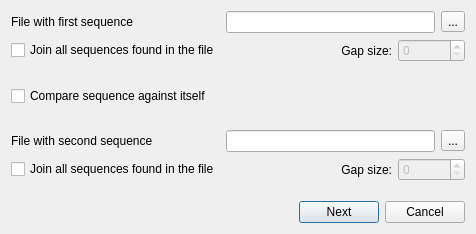
Qt form src/plugins/dotplot/src/ui/DotPlotFilesDialog.ui (violethaze74/ugene) before a commit.
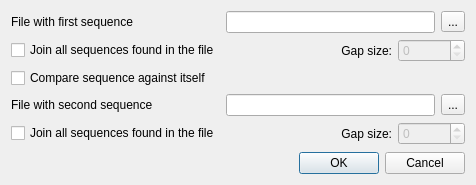
The same form after that commit. Icons and pictures are not drawn.

Commit message: Help system for all dialogs, UI improvements for all dialogs.

```diff
--- a/src/plugins/dotplot/src/ui/DotPlotFilesDialog.ui
+++ b/src/plugins/dotplot/src/ui/DotPlotFilesDialog.ui
@@ -10,7 +10,7 @@
     <x>0</x>
     <y>0</y>
     <width>476</width>
-    <height>234</height>
+    <height>185</height>
    </rect>
   </property>
   <property name="sizePolicy">
@@ -32,16 +32,6 @@
   <layout class="QVBoxLayout" name="verticalLayout">
    <item>
     <layout class="QGridLayout" name="gridLayout">
-     <item row="0" column="0">
-      <widget class="QLabel" name="label_2">
-       <property name="text">
-        <string>File with first sequence</string>
-       </property>
-      </widget>
-     </item>
-     <item row="0" column="1" colspan="3">
-      <widget class="QLineEdit" name="firstFileEdit"/>
-     </item>
      <item row="0" column="4">
       <widget class="QToolButton" name="openFirstButton">
        <property name="text">
@@ -56,18 +46,15 @@
        </property>
       </widget>
      </item>
-     <item row="1" column="1">
-      <spacer name="horizontalSpacer">
-       <property name="orientation">
-        <enum>Qt::Horizontal</enum>
+     <item row="0" column="1" colspan="3">
+      <widget class="QLineEdit" name="firstFileEdit"/>
+     </item>
+     <item row="0" column="0">
+      <widget class="QLabel" name="label_2">
+       <property name="text">
+        <string>File with first sequence</string>
        </property>
-       <property name="sizeHint" stdset="0">
-        <size>
-         <width>40</width>
-         <height>20</height>
-        </size>
-       </property>
-      </spacer>
+      </widget>
      </item>
      <item row="1" column="2">
       <widget class="QLabel" name="label_4">
@@ -79,78 +66,52 @@
        </property>
       </widget>
      </item>
-     <item row="1" column="3" colspan="2">
-      <widget class="QSpinBox" name="gapFirst">
-       <property name="enabled">
-        <bool>false</bool>
-       </property>
-       <property name="maximum">
-        <number>10000000</number>
+     <item row="3" column="4">
+      <widget class="QToolButton" name="openSecondButton">
+       <property name="text">
+        <string>...</string>
        </property>
       </widget>
      </item>
-     <item row="2" column="0">
-      <spacer name="verticalSpacer_3">
-       <property name="orientation">
-        <enum>Qt::Vertical</enum>
-       </property>
-       <property name="sizeHint" stdset="0">
-        <size>
-         <width>20</width>
-         <height>18</height>
-        </size>
-       </property>
-      </spacer>
-     </item>
-     <item row="3" column="0" colspan="2">
+     <item row="2" column="0" colspan="2">
       <widget class="QCheckBox" name="oneSequenceCheckBox">
        <property name="text">
         <string>Compare sequence against itself</string>
        </property>
       </widget>
      </item>
+     <item row="1" column="3" colspan="2">
+      <widget class="QSpinBox" name="gapFirst">
+       <property name="enabled">
+        <bool>false</bool>
+       </property>
+       <property name="maximum">
+        <number>10000000</number>
+       </property>
+      </widget>
+     </item>
      <item row="4" column="0">
-      <spacer name="verticalSpacer_2">
-       <property name="orientation">
-        <enum>Qt::Vertical</enum>
+      <widget class="QCheckBox" name="mergeSecondCheckBox">
+       <property name="text">
+        <string>Join all sequences found in the file</string>
        </property>
-       <property name="sizeHint" stdset="0">
-        <size>
-         <width>20</width>
-         <height>18</height>
-        </size>
-       </property>
-      </spacer>
+      </widget>
      </item>
-     <item row="5" column="0">
+     <item row="3" column="0">
       <widget class="QLabel" name="label_3">
        <property name="text">
         <string>File with second sequence</string>
        </property>
       </widget>
      </item>
-     <item row="5" column="1" colspan="3">
+     <item row="3" column="1" colspan="3">
       <widget class="QLineEdit" name="secondFileEdit">
        <property name="enabled">
         <bool>true</bool>
        </property>
       </widget>
      </item>
-     <item row="5" column="4">
-      <widget class="QToolButton" name="openSecondButton">
-       <property name="text">
-        <string>...</string>
-       </property>
-      </widget>
-     </item>
-     <item row="6" column="0">
-      <widget class="QCheckBox" name="mergeSecondCheckBox">
-       <property name="text">
-        <string>Join all sequences found in the file</string>
-       </property>
-      </widget>
-     </item>
-     <item row="6" column="1">
+     <item row="4" column="1">
       <spacer name="horizontalSpacer_2">
        <property name="orientation">
         <enum>Qt::Horizontal</enum>
@@ -163,7 +124,7 @@
        </property>
       </spacer>
      </item>
-     <item row="6" column="2">
+     <item row="4" column="2">
       <widget class="QLabel" name="label_5">
        <property name="text">
         <string>Gap size:</string>
@@ -173,7 +134,7 @@
        </property>
       </widget>
      </item>
-     <item row="6" column="3" colspan="2">
+     <item row="4" column="3" colspan="2">
       <widget class="QSpinBox" name="gapSecond">
        <property name="enabled">
         <bool>false</bool>
@@ -183,6 +144,19 @@
        </property>
       </widget>
      </item>
+     <item row="1" column="1">
+      <spacer name="horizontalSpacer">
+       <property name="orientation">
+        <enum>Qt::Horizontal</enum>
+       </property>
+       <property name="sizeHint" stdset="0">
+        <size>
+         <width>40</width>
+         <height>20</height>
+        </size>
+       </property>
+      </spacer>
+     </item>
     </layout>
    </item>
    <item>
@@ -199,38 +173,11 @@
     </spacer>
    </item>
    <item>
-    <layout class="QHBoxLayout" name="horizontalLayout">
-     <item>
-      <spacer name="horizontalSpacer_1">
-       <property name="orientation">
-        <enum>Qt::Horizontal</enum>
-       </property>
-       <property name="sizeHint" stdset="0">
-        <size>
-         <width>40</width>
-         <height>20</height>
-        </size>
-       </property>
-      </spacer>
-     </item>
-     <item>
-      <widget class="QPushButton" name="startButton">
-       <property name="text">
-        <string>Next</string>
-       </property>
-       <property name="default">
-        <bool>true</bool>
-       </property>
-      </widget>
-     </item>
-     <item>
-      <widget class="QPushButton" name="cancelButton">
-       <property name="text">
-        <string>Cancel</string>
-       </property>
-      </widget>
-     </item>
-    </layout>
+    <widget class="QDialogButtonBox" name="buttonBox">
+     <property name="standardButtons">
+      <set>QDialogButtonBox::Cancel|QDialogButtonBox::Ok</set>
+     </property>
+    </widget>
    </item>
   </layout>
  </widget>
```
Left out of the diff: 26 changed lines with no effect on the pictures. The commit also changes 309 other files.
